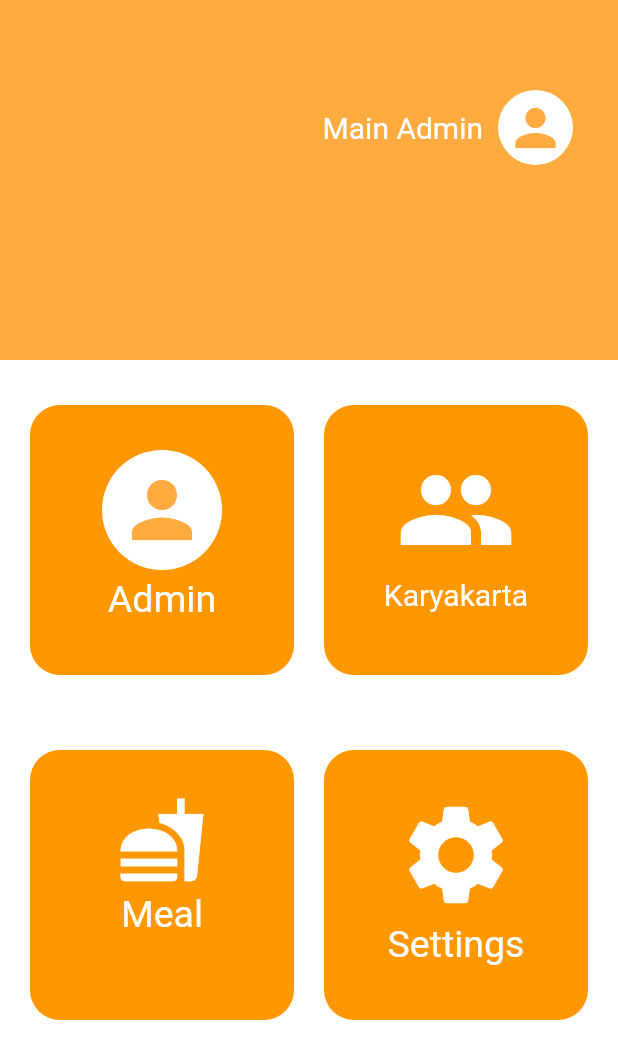
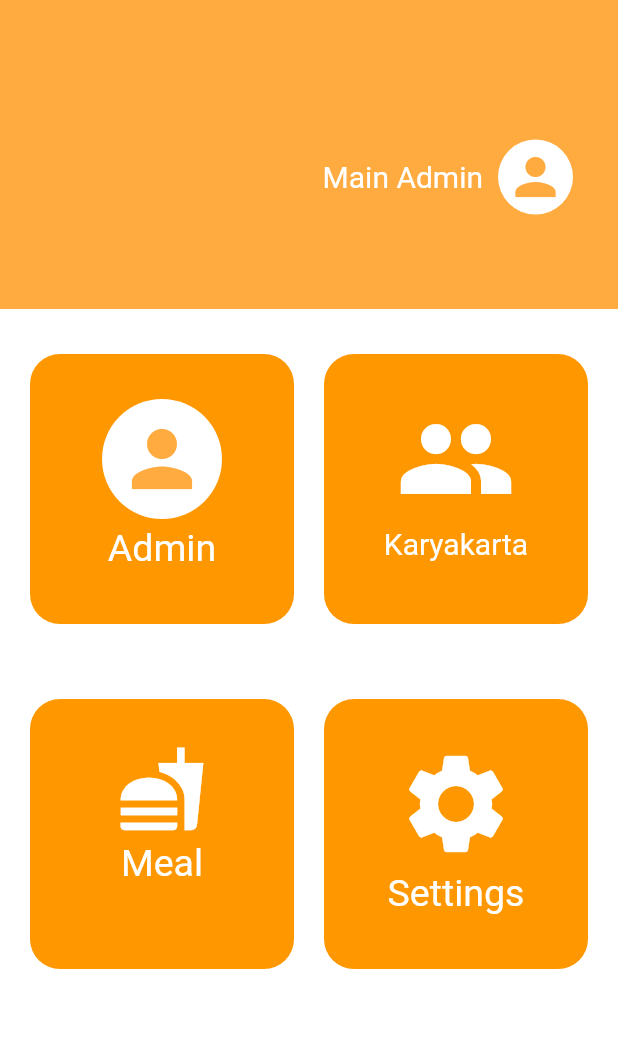
Before and after one commit to Mastersam07/Kitchen_Mgmt_System, a Flutter app: the Dashboard screen opened directly, on a phone screen of 412 x 824 dp. Shown: the top 1059 px of the screen. Run offline on Flutter 3.47's test engine with Material 2 defaults, Android fonts, the light colour scheme and no system bars; missing offline and left inert: search_widget.

Commit message:
updated dashboard ui

```diff
--- a/lib/ui/dashboard.dart
+++ b/lib/ui/dashboard.dart
@@ -11,16 +11,14 @@ class Dashboard extends StatelessWidget {
       body: Column(
         children: <Widget>[
           Container(
+            height: MediaQuery.of(context).size.height * 0.25,
             padding: EdgeInsets.only(
               top: 60.0,
               bottom: 30.0,
               left: 30.0,
               right: 30.0,
             ),
-            child: Column(
-              crossAxisAlignment: CrossAxisAlignment.start,
-              children: <Widget>[
-                Row(
+            child: Row(
                   mainAxisAlignment: MainAxisAlignment.end,
                   children: <Widget>[
                     Text(
@@ -41,11 +39,11 @@ class Dashboard extends StatelessWidget {
                     ),
                   ],
                 ),
-                SizedBox(
-                  height: 100.0,
-                ),
-              ],
-            ),
+//                SizedBox(
+//                  height: 100.0,
+//                ),
+//              ],
+//            ),
           ),
           Expanded(
             child: Container(
```
Also changed, not shown: 1 other file.
